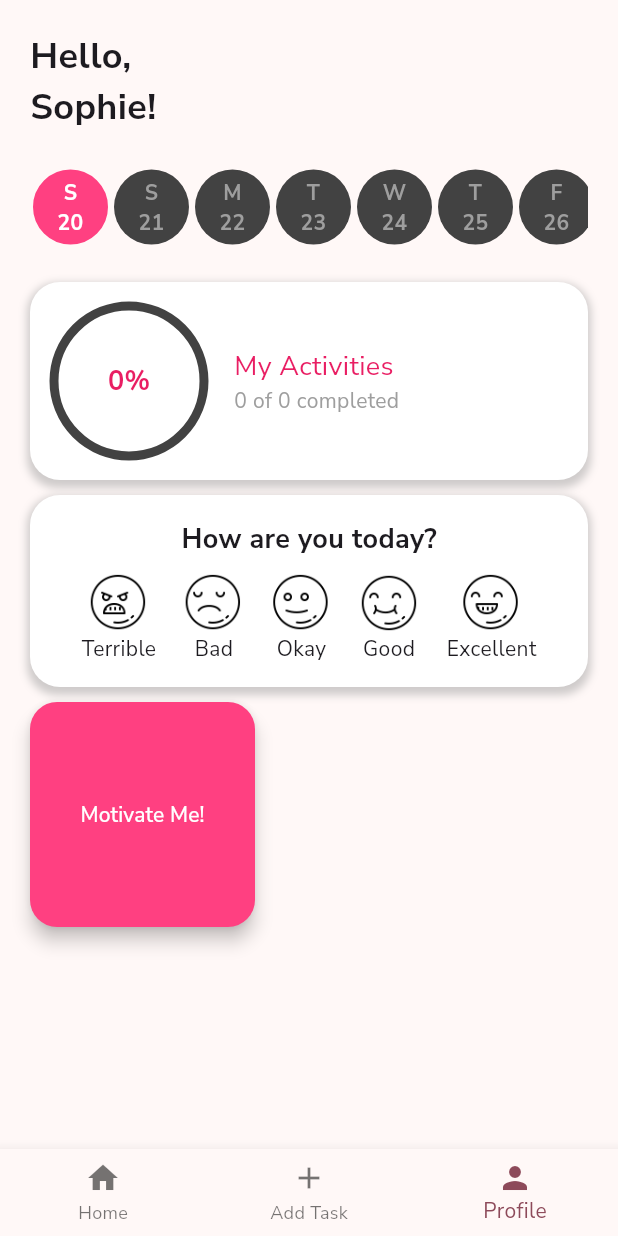
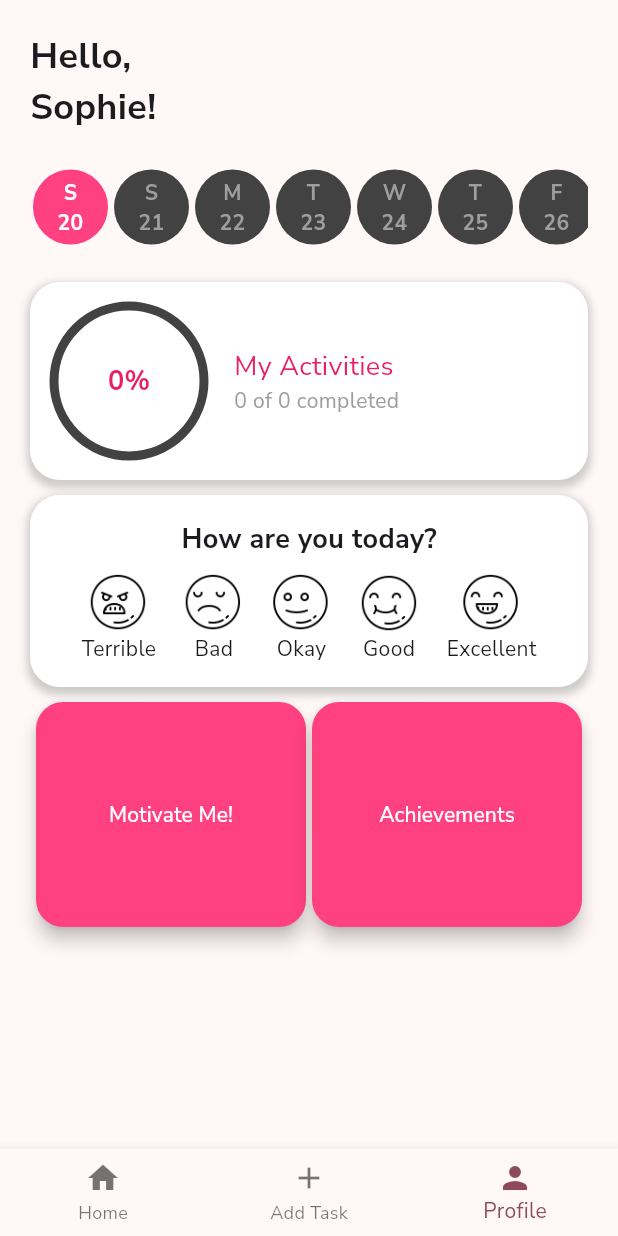
Before and after one commit to csa67/ProdPal, a Flutter app: the screen it shows after launch, item 3 of the bottom bar chosen, on a phone screen of 412 x 824 dp. Run offline on Flutter 3.47's test engine with Material 3 defaults, Android fonts, the phone set to English and light mode, and no system bars; our stand-ins replace google_fonts, sqflite; accounts and stored records are empty.

Commit message:
Added achievement widget

```diff
--- a/lib/StatsPage.dart
+++ b/lib/StatsPage.dart
@@ -1,5 +1,5 @@
 import 'dart:ui';
-
+import 'package:hci/AchievementsScreen.dart';
 import 'package:flutter/material.dart';
 import 'package:hci/MoodTrackerWidget.dart';
 import 'package:intl/intl.dart';
@@ -14,10 +14,11 @@ class StatsPage extends StatefulWidget {
   _StatsPageState createState() => _StatsPageState();
 }
 
-class _StatsPageState extends State<StatsPage>{
+class _StatsPageState extends State<StatsPage> {
   DateTime selectedDate = DateTime.now();
 
-  final GlobalKey<_ActivityProgressIndicatorState> _activityProgressIndicatorKey = GlobalKey();
+  final GlobalKey<_ActivityProgressIndicatorState>
+      _activityProgressIndicatorKey = GlobalKey();
 
   void _updateSelectedDate(DateTime newDate) {
     setState(() {
@@ -50,24 +51,60 @@ class _StatsPageState extends State<StatsPage>{
             ),
             const SizedBox(height: 20),
             // Activity progress indicator
-            ActivityProgressIndicator(key: _activityProgressIndicatorKey, date: selectedDate),
+            ActivityProgressIndicator(
+                key: _activityProgressIndicatorKey, date: selectedDate),
             const SizedBox(height: 10),
             MoodTrackerWidget(),
             const SizedBox(height: 10),
+            Row(
+              mainAxisAlignment: MainAxisAlignment.spaceEvenly,
+              children: [
                 ElevatedButton(
                   onPressed: () {
-              Navigator.of(context).push(MaterialPageRoute(builder: (context) => QuoteScreen()));
+                    Navigator.of(context).push(
+                        MaterialPageRoute(builder: (context) => const QuoteScreen()));
                   },
                   style: ElevatedButton.styleFrom(
-              foregroundColor: Colors.white, backgroundColor: Colors.pinkAccent, // Text color
+                      foregroundColor: Colors.white,
+                      backgroundColor: Colors.pinkAccent,
+                      // Text color
                       shape: RoundedRectangleBorder(
-                borderRadius: BorderRadius.circular(18.0), // Rounded corners - adjust the radius to match your MoodTrackerWidget
+                        borderRadius: BorderRadius.circular(
+                            18.0), // Rounded corners - adjust the radius to match your MoodTrackerWidget
                       ),
                       padding: const EdgeInsets.all(12),
                       elevation: 5,
-              minimumSize: Size(150,150)// Elevation - adjust to your preference or match your MoodTrackerWidget
+                      minimumSize: const Size(180,
+                          150) // Elevation - adjust to your preference or match your MoodTrackerWidget
                       ),
-            child: const Text('Motivate Me!', style: TextStyle(fontSize: 14, fontWeight: FontWeight.w500),),
+                  child: const Text(
+                    'Motivate Me!',
+                    style: TextStyle(fontSize: 14, fontWeight: FontWeight.w500),
+                  ),
+                ),
+                ElevatedButton(
+                  onPressed: () {
+                    Navigator.of(context).push(
+                        MaterialPageRoute(builder: (context) => AchievementsScreen()));
+                  },
+                  style: ElevatedButton.styleFrom(
+                      foregroundColor: Colors.white,
+                      backgroundColor: Colors.pinkAccent,
+                      // Text color
+                      shape: RoundedRectangleBorder(
+                        borderRadius: BorderRadius.circular(
+                            18.0), // Rounded corners - adjust the radius to match your MoodTrackerWidget
+                      ),
+                      padding: const EdgeInsets.all(12),
+                      elevation: 5,
+                      minimumSize: const Size(180, 150)
+                      ),
+                  child: const Text(
+                    'Achievements',
+                    style: TextStyle(fontSize: 14, fontWeight: FontWeight.w500),
+                  ),
+                ),
+              ],
             ),
           ],
         ),
@@ -92,7 +129,7 @@ class _ScrollableDaysState extends State<ScrollableDays> {
   @override
   void initState() {
     super.initState();
-    selectedDate = today;  // Initialize the selected date to today
+    selectedDate = today; // Initialize the selected date to today
   }
 
   @override
@@ -105,17 +142,19 @@ class _ScrollableDaysState extends State<ScrollableDays> {
           itemBuilder: (context, index) {
             // Calculate the date to display
             final date = DateTime.now().add(Duration(days: index));
-          final displayDate =
-          DateFormat.E().format(date)[0]; // Short weekday (e.g., Mon, Tue)
+            final displayDate = DateFormat.E()
+                .format(date)[0]; // Short weekday (e.g., Mon, Tue)
             final displayDay = DateFormat.d().format(date);
 
-          bool isSelected = selectedDate?.year == date.year && selectedDate?.month == date.month && selectedDate?.day == date.day;
+            bool isSelected = selectedDate?.year == date.year &&
+                selectedDate?.month == date.month &&
+                selectedDate?.day == date.day;
             bool isToday = today.year == date.year &&
                 today.month == date.month &&
                 today.day == date.day;
 
             return GestureDetector(
-            onTap: (){
+              onTap: () {
                 setState(() {
                   selectedDate = date;
                   widget.onDateSelected(date);
@@ -127,7 +166,9 @@ class _ScrollableDaysState extends State<ScrollableDays> {
                 padding: const EdgeInsets.all(8),
                 decoration: BoxDecoration(
                   color: isSelected ? Colors.pinkAccent : Colors.grey[800],
-                border: isToday? Border.all(color: Colors.pinkAccent, width: 2) : null,
+                  border: isToday
+                      ? Border.all(color: Colors.pinkAccent, width: 2)
+                      : null,
                   shape: BoxShape.circle,
                 ),
                 alignment: Alignment.center,
@@ -136,32 +177,33 @@ class _ScrollableDaysState extends State<ScrollableDays> {
                   textAlign: TextAlign.center,
                   style: TextStyle(
                     fontWeight: FontWeight.bold,
-                  color: isSelected || isToday ? Colors.white : Colors.grey[500],
+                    color:
+                        isSelected || isToday ? Colors.white : Colors.grey[500],
                   ),
                 ),
               ),
             );
-        },));
+          },
+        ));
   }
-
-
 }
 
 class ActivityProgressIndicator extends StatefulWidget {
   final DateTime date;
+
   const ActivityProgressIndicator({super.key, required this.date});
 
   @override
   State<StatefulWidget> createState() => _ActivityProgressIndicatorState();
 }
 
-class _ActivityProgressIndicatorState extends State<ActivityProgressIndicator>{
+class _ActivityProgressIndicatorState extends State<ActivityProgressIndicator> {
   int totaltasks = 0;
   int completedtasks = 0;
   double progressValue = 0.0;
 
   @override
-  void initState(){
+  void initState() {
     super.initState();
     _updateProgress();
   }
@@ -174,8 +216,9 @@ class _ActivityProgressIndicatorState extends State<ActivityProgressIndicator>{
     }
   }
 
-  Future<void> _updateProgress() async{
-    List<Task> tasksonTheDay = await DatabaseHelper.instance.getTasks(widget.date);
+  Future<void> _updateProgress() async {
+    List<Task> tasksonTheDay =
+        await DatabaseHelper.instance.getTasks(widget.date);
     int Total = tasksonTheDay.length;
     int completedTasks = tasksonTheDay.where((task) => task.isCompleted).length;
     setState(() {
@@ -187,8 +230,8 @@ class _ActivityProgressIndicatorState extends State<ActivityProgressIndicator>{
 
   @override
   Widget build(BuildContext context) {
-
-    int progressPercent = (progressValue * 100).toInt(); // Convert to percentage for display
+    int progressPercent =
+        (progressValue * 100).toInt(); // Convert to percentage for display
 
     return Container(
       padding: const EdgeInsets.all(16),
@@ -205,8 +248,10 @@ class _ActivityProgressIndicatorState extends State<ActivityProgressIndicator>{
         ],
       ),
       child: Row(
-      mainAxisAlignment: MainAxisAlignment.center, // Center the row contents horizontally
-      crossAxisAlignment: CrossAxisAlignment.center, // Center the row contents vertically
+        mainAxisAlignment: MainAxisAlignment.center,
+        // Center the row contents horizontally
+        crossAxisAlignment: CrossAxisAlignment.center,
+        // Center the row contents vertically
         children: [
           // Circular Progress Indicator with Percentage in the Center
           Stack(
@@ -232,12 +277,15 @@ class _ActivityProgressIndicatorState extends State<ActivityProgressIndicator>{
               ),
             ],
           ),
-        const SizedBox(width: 20), // Spacing between the progress indicator and the text
+          const SizedBox(width: 20),
+          // Spacing between the progress indicator and the text
           // Activities Text
-        Expanded( // Use Expanded to take up remaining space
+          Expanded(
+            // Use Expanded to take up remaining space
             child: Column(
               mainAxisAlignment: MainAxisAlignment.center,
-            crossAxisAlignment: CrossAxisAlignment.start, // Align text to the start (left)
+              crossAxisAlignment: CrossAxisAlignment.start,
+              // Align text to the start (left)
               children: [
                 const Text(
                   'My Activities',
@@ -260,6 +308,4 @@ class _ActivityProgressIndicatorState extends State<ActivityProgressIndicator>{
       ),
     );
   }
-
-
 }
--- a/pubspec.yaml
+++ b/pubspec.yaml
@@ -40,6 +40,7 @@ dependencies:
   sqflite: ^2.3.2
   path: ^1.9.0
   google_fonts: ^6.0.0
+  confetti: ^0.6.0
   sqflite_common_ffi_web: '>=0.1.0-dev.1'
 
 dev_dependencies:
```
Also changed, not shown: lib/AchievementsScreen.dart (added, +102 -0 lines), lib/BadgeUnlock.dart (added, +56 -0 lines), pubspec.lock. Lines whose indentation alone changed are shown as unchanged.
